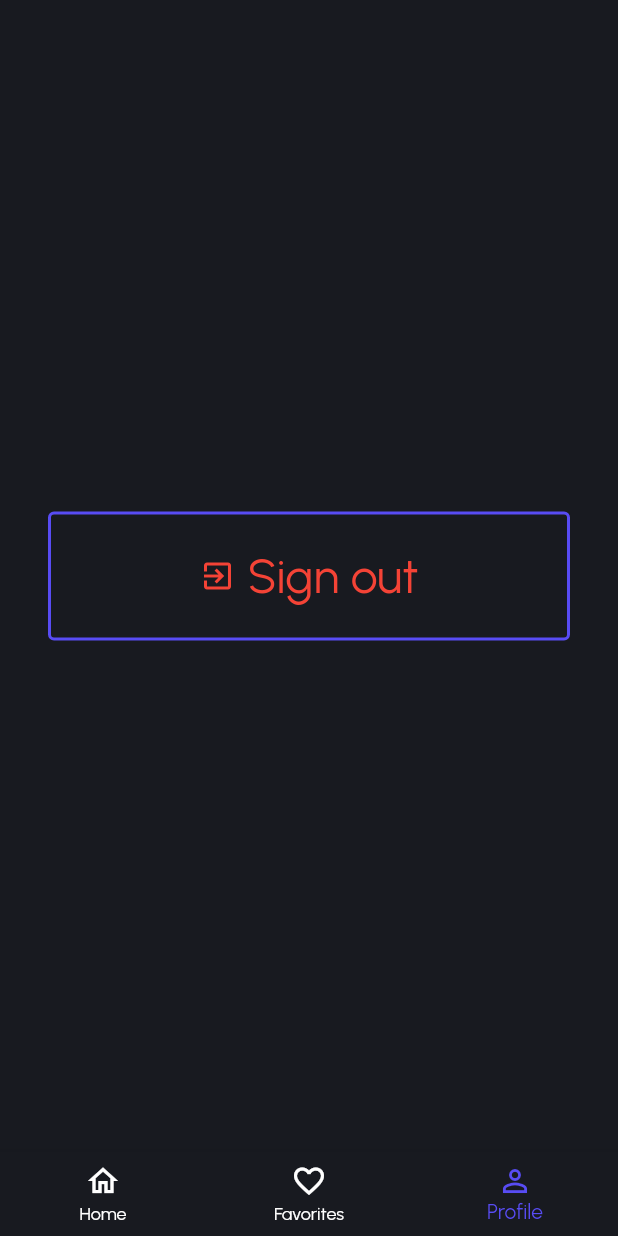
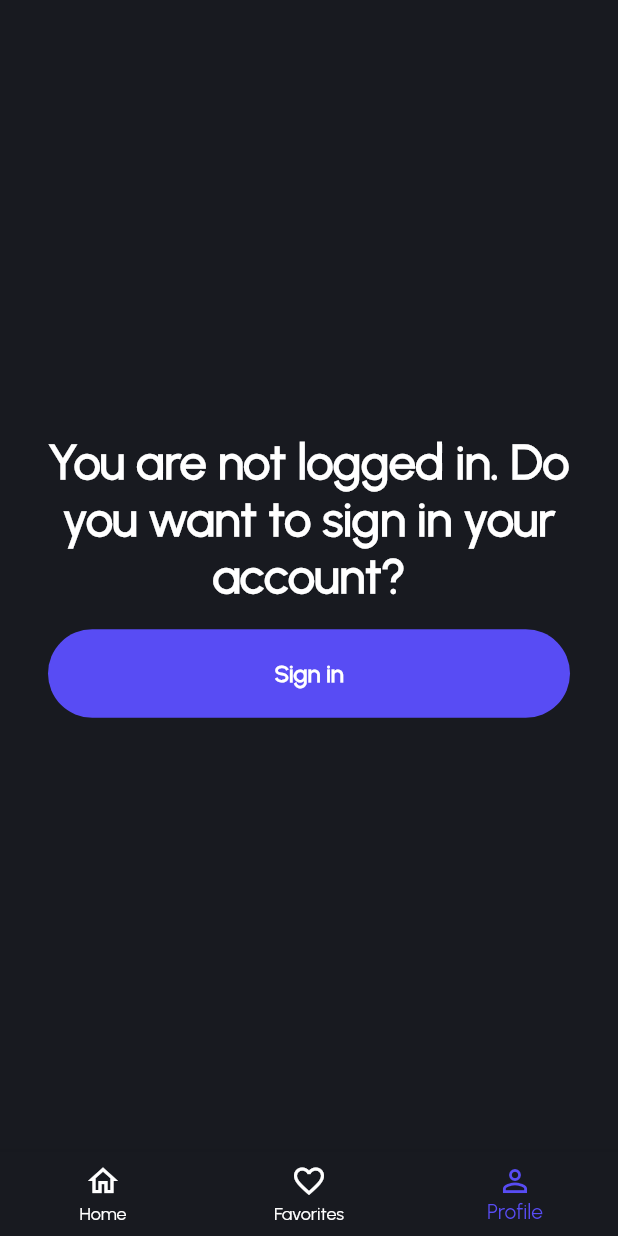
Before and after one commit to Georgi1914/EventCenter, a Flutter app: the NavBarView screen opened directly with empty values, item 3 of the bottom bar chosen, on a phone screen of 412 x 824 dp. Run offline on Flutter 3.47's test engine with Material 2 defaults, Android fonts, the phone set to English and light mode, and no system bars; our stand-ins replace dio, flutter_dotenv, flutter_secure_storage, get_it, image_picker; accounts and stored records are empty; network calls fail.

Commit message:
Fixed profile screen

```diff
--- a/lib/app/auth/auth_interceptor.dart
+++ b/lib/app/auth/auth_interceptor.dart
@@ -9,7 +9,9 @@ class AuthInterceptor extends Interceptor {
 
   @override
   Future<void> onRequest(
-      RequestOptions options, RequestInterceptorHandler handler) async {
+    RequestOptions options,
+    RequestInterceptorHandler handler,
+  ) async {
     final String? token = await _storage.getToken();
     if (token != null) {
       options.headers = {
@@ -20,7 +22,5 @@ class AuthInterceptor extends Interceptor {
   }
 
   @override
-  void onError(DioError err, ErrorInterceptorHandler handler) {
-    print(err.message.toString());
-  }
+  void onError(DioError err, ErrorInterceptorHandler handler) {}
 }
--- a/lib/data/api.dart
+++ b/lib/data/api.dart
@@ -62,7 +62,7 @@ class Api {
         event.toJson(),
       );
       return data.data;
-    } catch (e) {
+    } on Exception catch (e) {
       log(e.toString());
     }
   }
--- a/lib/presentation/string_manager.dart
+++ b/lib/presentation/string_manager.dart
@@ -23,4 +23,6 @@ class AppStrings {
   static const String description = 'Description';
   static const String loginAcc = 'Login to Your Account';
   static const String or = 'or';
+  static const String notLoggedIn =
+      'You are not logged in. Do you want to sign in your account?';
 }
--- a/lib/screens/navigation_bar/components/nav_bar_body.dart
+++ b/lib/screens/navigation_bar/components/nav_bar_body.dart
@@ -35,7 +35,7 @@ class NavBarBody extends StatelessWidget {
       case PageEnum.profile:
         return ChangeNotifierProvider<ProfileVM>(
           create: (_) => getIt<ProfileVM>(),
-          child: const ProfileScreen(),
+          child: ProfileScreen(isUser: isUser),
         );
     }
   }
--- a/lib/screens/profile_screen/profile_view.dart
+++ b/lib/screens/profile_screen/profile_view.dart
@@ -7,12 +7,17 @@ import '../../presentation/string_manager.dart';
 import 'profile_view_model.dart';
 
 class ProfileScreen extends StatelessWidget {
-  const ProfileScreen({super.key});
+  const ProfileScreen({
+    required this.isUser,
+    super.key,
+  });
+  final bool isUser;
 
   @override
   Widget build(BuildContext context) {
     final viewModel = context.watch<ProfileVM>();
-    return Scaffold(
+    return isUser
+        ? Scaffold(
             body: Center(
               child: Padding(
                 padding: const EdgeInsets.symmetric(horizontal: 32),
@@ -20,10 +25,11 @@ class ProfileScreen extends StatelessWidget {
                   width: double.infinity,
                   child: OutlinedButton.icon(
                     onPressed: () {
-                print('object');
                       viewModel.signOut();
                       Navigator.of(context).pushNamedAndRemoveUntil(
-                    RouteManager.logInScreen, (Route route) => false);
+                        RouteManager.logInScreen,
+                        (Route route) => false,
+                      );
                     },
                     style: ButtonStyle(
                       side: MaterialStateProperty.all(
@@ -48,6 +54,46 @@ class ProfileScreen extends StatelessWidget {
                 ),
               ),
             ),
+          )
+        : Scaffold(
+            body: Padding(
+              padding: const EdgeInsets.symmetric(horizontal: 32),
+              child: Column(
+                mainAxisAlignment: MainAxisAlignment.center,
+                children: [
+                  Text(
+                    AppStrings.notLoggedIn,
+                    style: Theme.of(context).textTheme.headline1,
+                    textAlign: TextAlign.center,
+                  ),
+                  const SizedBox(
+                    height: 16,
+                  ),
+                  SizedBox(
+                    width: double.maxFinite,
+                    child: TextButton(
+                      style: TextButton.styleFrom(
+                        shape: RoundedRectangleBorder(
+                          borderRadius: BorderRadius.circular(100),
+                        ),
+                        backgroundColor: AppColors.primaryPurple,
+                      ),
+                      onPressed: () {
+                        Navigator.of(context).pushNamedAndRemoveUntil(
+                            RouteManager.logInScreen, (Route route) => false);
+                      },
+                      child: Padding(
+                        padding: const EdgeInsets.symmetric(vertical: 12),
+                        child: Text(
+                          AppStrings.signIn,
+                          style: Theme.of(context).textTheme.headline2,
+                        ),
+                      ),
+                    ),
+                  ),
+                ],
+              ),
+            ),
           );
   }
 }
```
Lines whose indentation alone changed are shown as unchanged.
